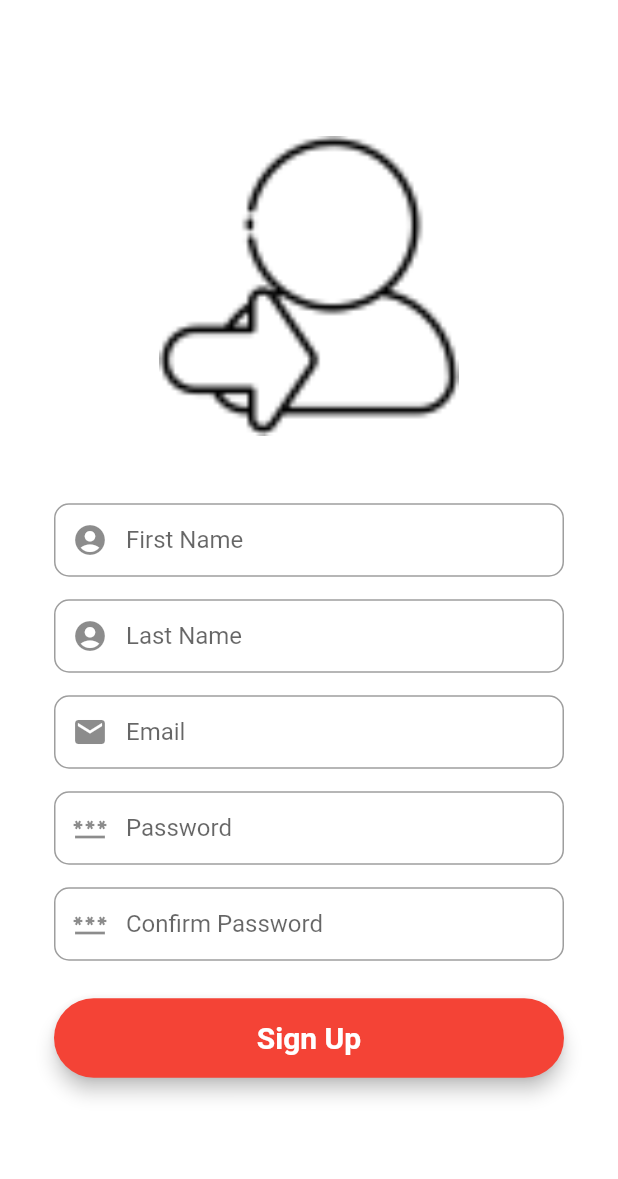
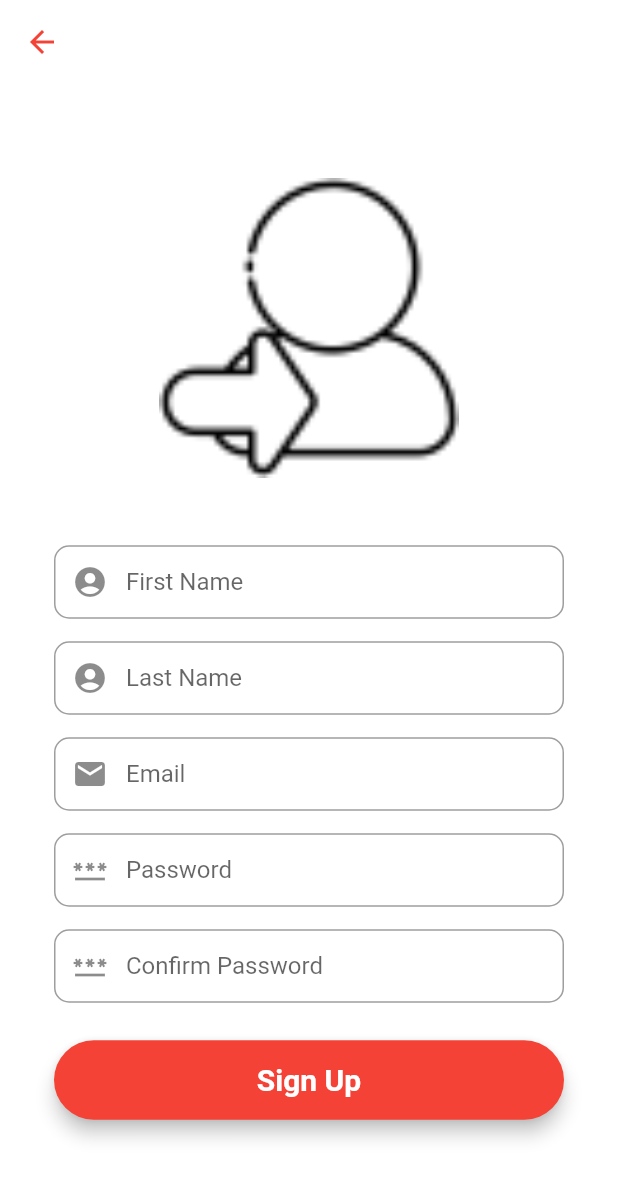
Before and after one commit to nihitkr/EngageChatApp, a Flutter app: the RegistrationScreen screen opened directly, on a phone screen of 412 x 824 dp. Shown: the top 1179 px of the screen. Run offline on Flutter 3.47's test engine with Material 2 defaults, Android fonts, the phone set to English and light mode, and no system bars.

Commit message:
Commit 3-ThreePageUI Complete

```diff
--- a/lib/main.dart
+++ b/lib/main.dart
@@ -17,7 +17,7 @@
       theme: ThemeData(
         primarySwatch: Colors.red,
       ),
-      home: RegistrationScreen(),
+      home: LoginScreen(),
     );
   }
 }
--- a/lib/screens/registrationScreen.dart
+++ b/lib/screens/registrationScreen.dart
@@ -142,6 +142,19 @@
     );
 
     return Scaffold(
+      appBar: AppBar(
+        backgroundColor: Colors.transparent,
+        elevation: 0,
+        leading: IconButton(
+          icon: Icon(
+            Icons.arrow_back,
+            color: Colors.red,
+          ),
+          onPressed: () {
+            Navigator.of(context).pop();
+          },
+        ),
+      ),
       backgroundColor: Colors.white,
       body: Center(
         child: SingleChildScrollView(
```
Also changed, not shown: lib/screens/homescreen.dart (+59 -0 lines), lib/screens/loginScreen.dart (+9 -1 lines).
